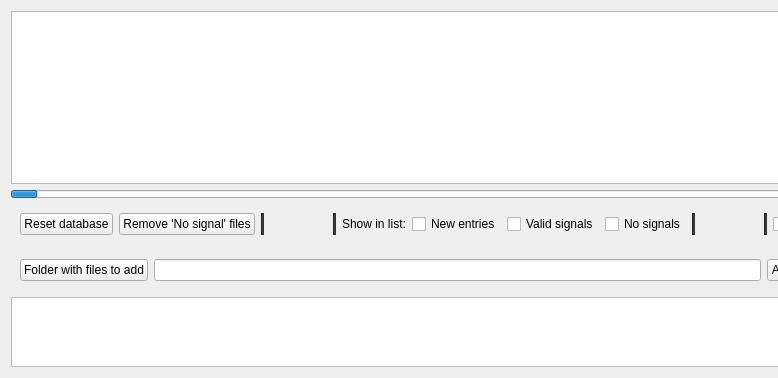
tomneda/DABstar, file forms/ensemble-list.ui: the form before one commit; both pictures show x 0 to 778 and y 0 to 378 of the 1137 by 378 pixel window.
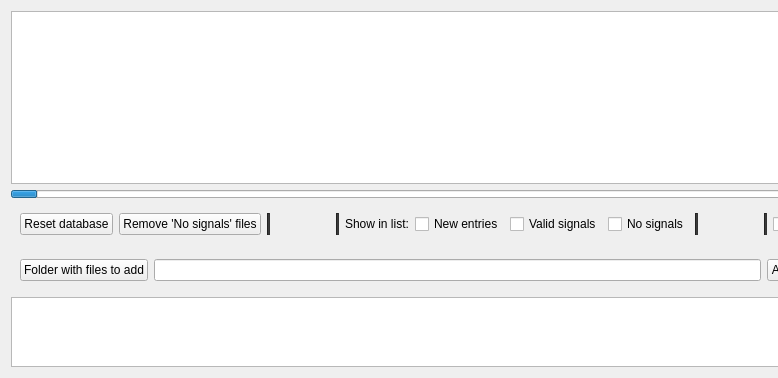
The form after the commit.

Commit message: Fix typo in 'Remove "No signal" files' button label

What changed in the file:
```diff
--- a/forms/ensemble-list.ui
+++ b/forms/ensemble-list.ui
@@ -61,7 +61,7 @@
          <string>&lt;html&gt;&lt;head/&gt;&lt;body&gt;&lt;p&gt;&lt;span style=&quot; font-weight:700;&quot;&gt;Remove entries detected as 'No signal' during scanning&lt;/span&gt;&lt;/p&gt;&lt;p&gt;Removes file list entries that contain no valid sample data.&lt;/p&gt;&lt;p&gt;Activate the &amp;quot;No signal&amp;quot; filter to enable this button. Only the highlighted (reddish) rows will be removed.&lt;/p&gt;&lt;/body&gt;&lt;/html&gt;</string>
         </property>
         <property name="text">
-         <string>Remove 'No signal' files</string>
+         <string>Remove 'No signals' files</string>
         </property>
        </widget>
       </item>
```
